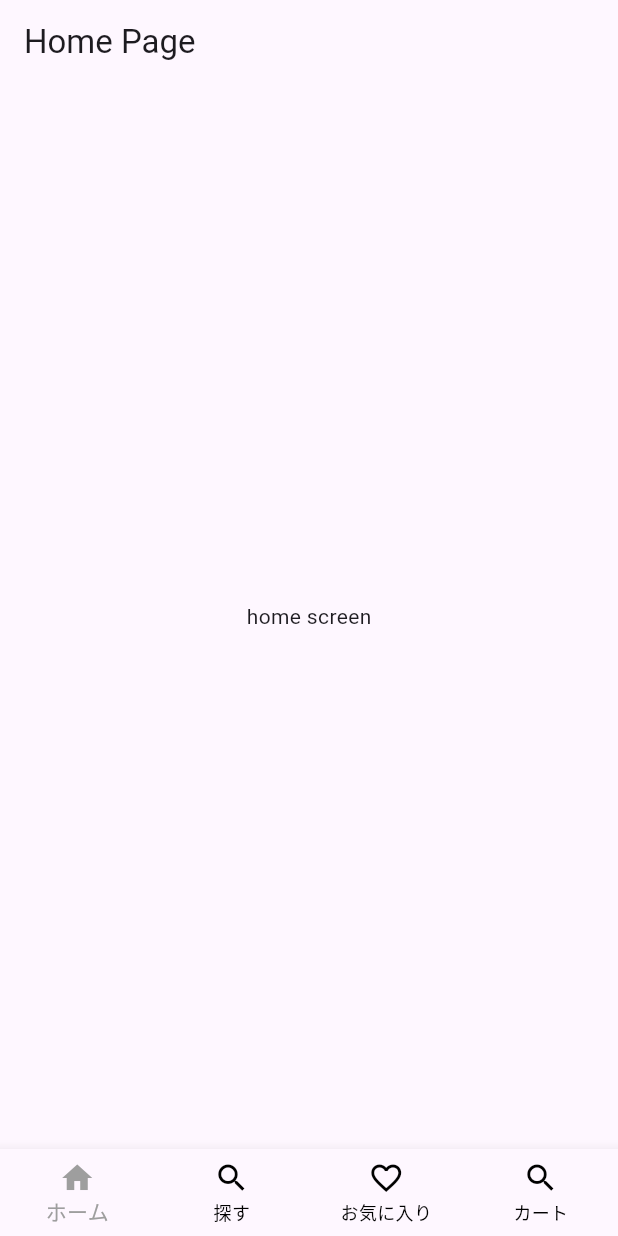
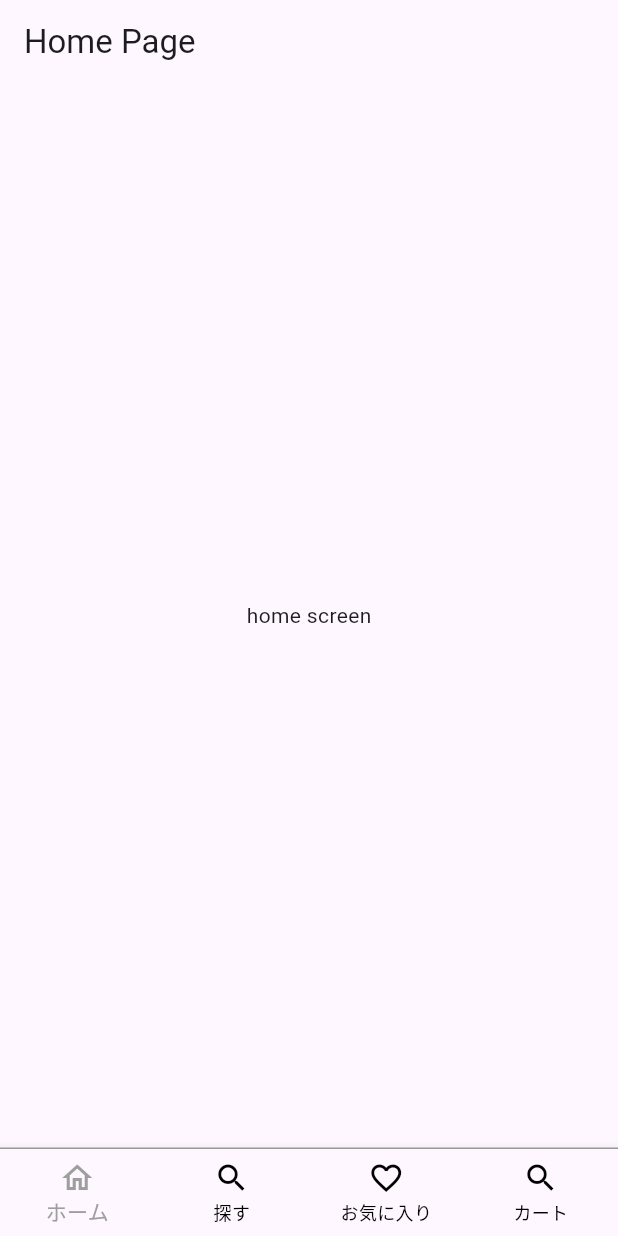
Before and after one commit to yukimiyake0607/shopping_provider, a Flutter app: the screen it shows after launch, on a phone screen of 412 x 824 dp. Run offline on Flutter 3.47's test engine with Material 3 defaults, Android fonts, the phone set to English and light mode, and no system bars.

Commit message:
refactor: BottomNavigationBarの親ウィジェットにContainerを追加
refs borderを設置

```diff
--- a/lib/main.dart
+++ b/lib/main.dart
@@ -51,12 +51,15 @@ class _BottomNavigationScreenState extends State<BottomNavigationScreen> {
       ),
       bottomNavigationBar: Consumer<BottomNavModel>(
         builder: (context, bottomNavModel, child) {
-          return BottomNavigationBar(
+          return Container(
+            decoration: BoxDecoration(
+                border: Border(top: BorderSide(width: 1, color: Colors.grey))),
+            child: BottomNavigationBar(
               currentIndex: bottomNavModel.selectedPageNumber,
               type: BottomNavigationBarType.fixed,
               items: const <BottomNavigationBarItem>[
                 BottomNavigationBarItem(
-                icon: Icon(Icons.home),
+                  icon: Icon(Icons.home_outlined),
                   label: 'ホーム',
                 ),
                 BottomNavigationBarItem(
@@ -79,6 +82,7 @@ class _BottomNavigationScreenState extends State<BottomNavigationScreen> {
               onTap: (value) {
                 bottomNavModel.updatedPageNumber(value);
               },
+            ),
           );
         },
       ),
```
Lines whose indentation alone changed are shown as unchanged.
